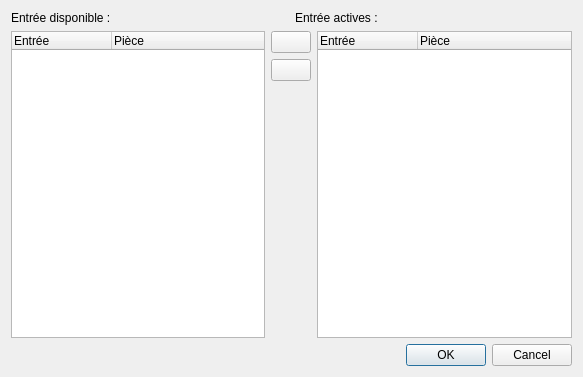
Old version of the form data/DialogInputEventScript.ui in the repository calaos/calaos_installer.
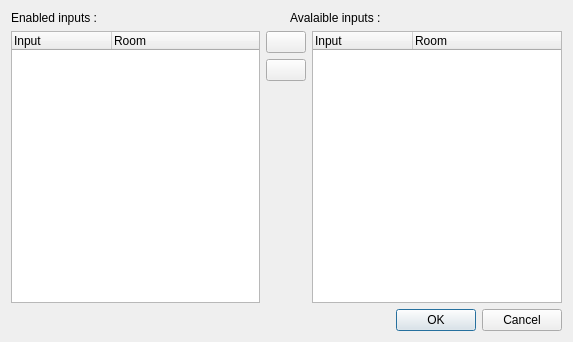
New version of the form. Icons and pictures are not drawn.

Patch:
```diff
--- a/data/DialogInputEventScript.ui
+++ b/data/DialogInputEventScript.ui
@@ -6,8 +6,8 @@
    <rect>
     <x>0</x>
     <y>0</y>
-    <width>583</width>
-    <height>377</height>
+    <width>573</width>
+    <height>342</height>
    </rect>
   </property>
   <property name="windowTitle">
@@ -16,17 +16,17 @@
   <layout class="QVBoxLayout" name="verticalLayout_2">
    <item>
     <layout class="QHBoxLayout" name="horizontalLayout_2">
-     <item>
-      <widget class="QLabel" name="label">
-       <property name="text">
-        <string>Entrée disponible :</string>
-       </property>
-      </widget>
-     </item>
      <item>
       <widget class="QLabel" name="label_2">
        <property name="text">
-        <string>Entrée actives :</string>
+        <string>Enabled inputs :</string>
+       </property>
+      </widget>
+     </item>
+     <item>
+      <widget class="QLabel" name="label">
+       <property name="text">
+        <string>Avalaible inputs :</string>
        </property>
       </widget>
      </item>
@@ -38,12 +38,12 @@
       <widget class="QTreeWidget" name="tree_all">
        <column>
         <property name="text">
-         <string notr="true">Entrée</string>
+         <string notr="true">Input</string>
         </property>
        </column>
        <column>
         <property name="text">
-         <string>Pièce</string>
+         <string>Room</string>
         </property>
        </column>
       </widget>
@@ -91,12 +91,12 @@
       <widget class="QTreeWidget" name="tree_active">
        <column>
         <property name="text">
-         <string>Entrée</string>
+         <string>Input</string>
         </property>
        </column>
        <column>
         <property name="text">
-         <string>Pièce</string>
+         <string>Room</string>
         </property>
        </column>
       </widget>
```
Left out of the diff: 2 changed lines with no effect on the pictures.
